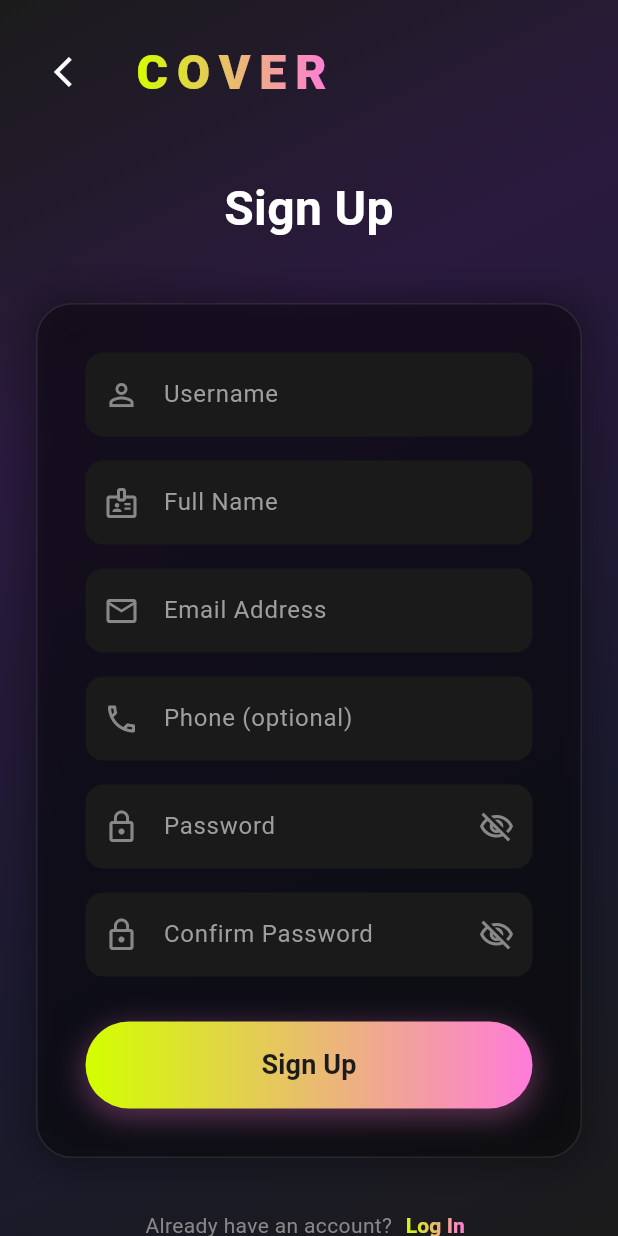
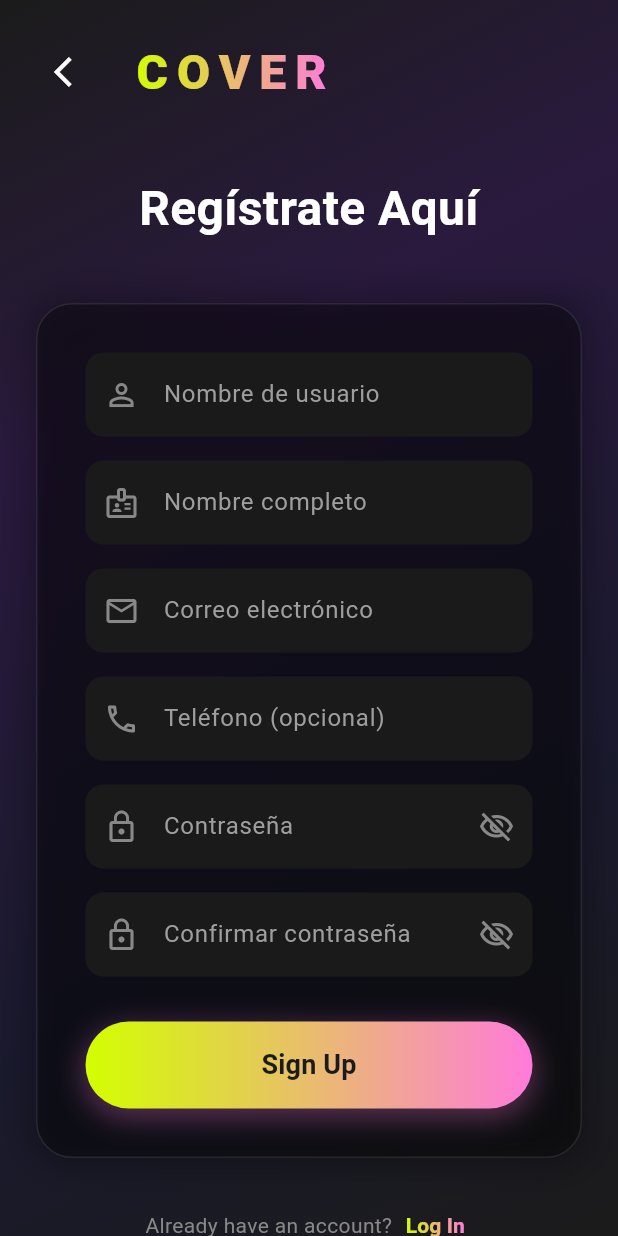
Before and after one commit to GadielBG/CoverFlutterFrontend, a Flutter app: the screen it shows after launch, after a tap on "Regístrate aquí", on a phone screen of 412 x 824 dp. Run offline on Flutter 3.47's test engine with Material 3 defaults, Android fonts, the light colour scheme and no system bars; our stand-ins replace bloc, dio, equatable, flutter_bloc, get_it, shared_preferences.

Commit message:
fix: corrección de ingles a español para mantener coherencia para el registro

```diff
--- a/lib/presentation/pages/auth/login_page.dart
+++ b/lib/presentation/pages/auth/login_page.dart
@@ -224,7 +224,7 @@ class _LoginPageState extends State<LoginPage> {
                                                 ),
                                               )
                                             : const Text(
-                                                'Sign In',
+                                                'Iniciar sesión',
                                                 style: TextStyle(
                                                   fontSize: 18,
                                                   fontWeight: FontWeight.bold,
--- a/lib/presentation/pages/auth/register_page.dart
+++ b/lib/presentation/pages/auth/register_page.dart
@@ -127,7 +127,7 @@ class _RegisterPageState extends State<RegisterPage> {
                           const SizedBox(height: 20),
 
                           const Text(
-                            'Sign Up',
+                            'Regístrate Aquí',
                             textAlign: TextAlign.center,
                             style: TextStyle(
                               fontSize: 32,
@@ -161,7 +161,7 @@ class _RegisterPageState extends State<RegisterPage> {
                                   controller: _nombreUsuarioController,
                                   style: const TextStyle(color: Colors.white),
                                   decoration: const InputDecoration(
-                                    hintText: 'Username',
+                                    hintText: 'Nombre de usuario',
                                     prefixIcon: Icon(Icons.person_outline, color: AppTheme.hintColor),
                                   ),
                                   validator: (value) {
@@ -181,7 +181,7 @@ class _RegisterPageState extends State<RegisterPage> {
                                   controller: _nombreCompletoController,
                                   style: const TextStyle(color: Colors.white),
                                   decoration: const InputDecoration(
-                                    hintText: 'Full Name',
+                                    hintText: 'Nombre completo',
                                     prefixIcon: Icon(Icons.badge_outlined, color: AppTheme.hintColor),
                                   ),
                                   validator: (value) {
@@ -199,7 +199,7 @@ class _RegisterPageState extends State<RegisterPage> {
                                   keyboardType: TextInputType.emailAddress,
                                   style: const TextStyle(color: Colors.white),
                                   decoration: const InputDecoration(
-                                    hintText: 'Email Address',
+                                    hintText: 'Correo electrónico',
                                     prefixIcon: Icon(Icons.email_outlined, color: AppTheme.hintColor),
                                   ),
                                   validator: (value) {
@@ -220,7 +220,7 @@ class _RegisterPageState extends State<RegisterPage> {
                                   keyboardType: TextInputType.phone,
                                   style: const TextStyle(color: Colors.white),
                                   decoration: const InputDecoration(
-                                    hintText: 'Phone (optional)',
+                                    hintText: 'Teléfono (opcional)',
                                     prefixIcon: Icon(Icons.phone_outlined, color: AppTheme.hintColor),
                                   ),
                                 ),
@@ -232,7 +232,7 @@ class _RegisterPageState extends State<RegisterPage> {
                                   obscureText: _obscurePassword,
                                   style: const TextStyle(color: Colors.white),
                                   decoration: InputDecoration(
-                                    hintText: 'Password',
+                                    hintText: 'Contraseña',
                                     prefixIcon: const Icon(Icons.lock_outline, color: AppTheme.hintColor),
                                     suffixIcon: IconButton(
                                       icon: Icon(
@@ -266,7 +266,7 @@ class _RegisterPageState extends State<RegisterPage> {
                                   obscureText: _obscureConfirmPassword,
                                   style: const TextStyle(color: Colors.white),
                                   decoration: InputDecoration(
-                                    hintText: 'Confirm Password',
+                                    hintText: 'Confirmar contraseña',
                                     prefixIcon: const Icon(Icons.lock_outline, color: AppTheme.hintColor),
                                     suffixIcon: IconButton(
                                       icon: Icon(
```
